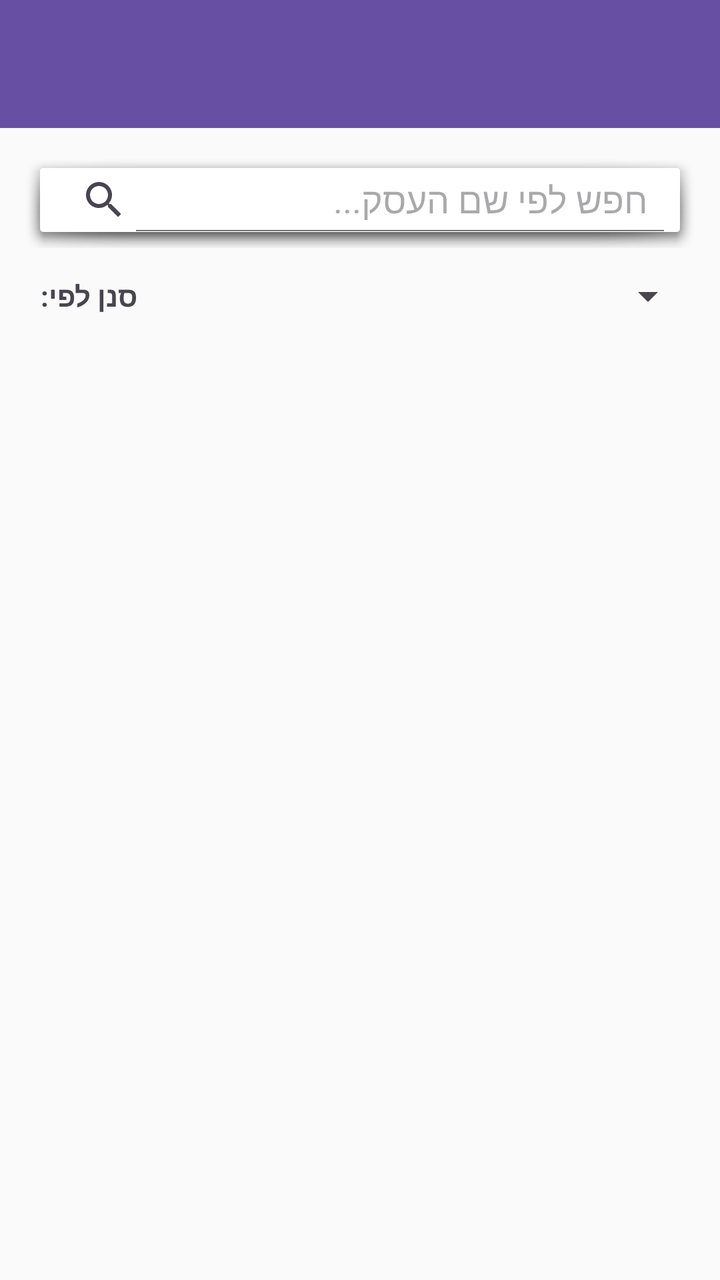
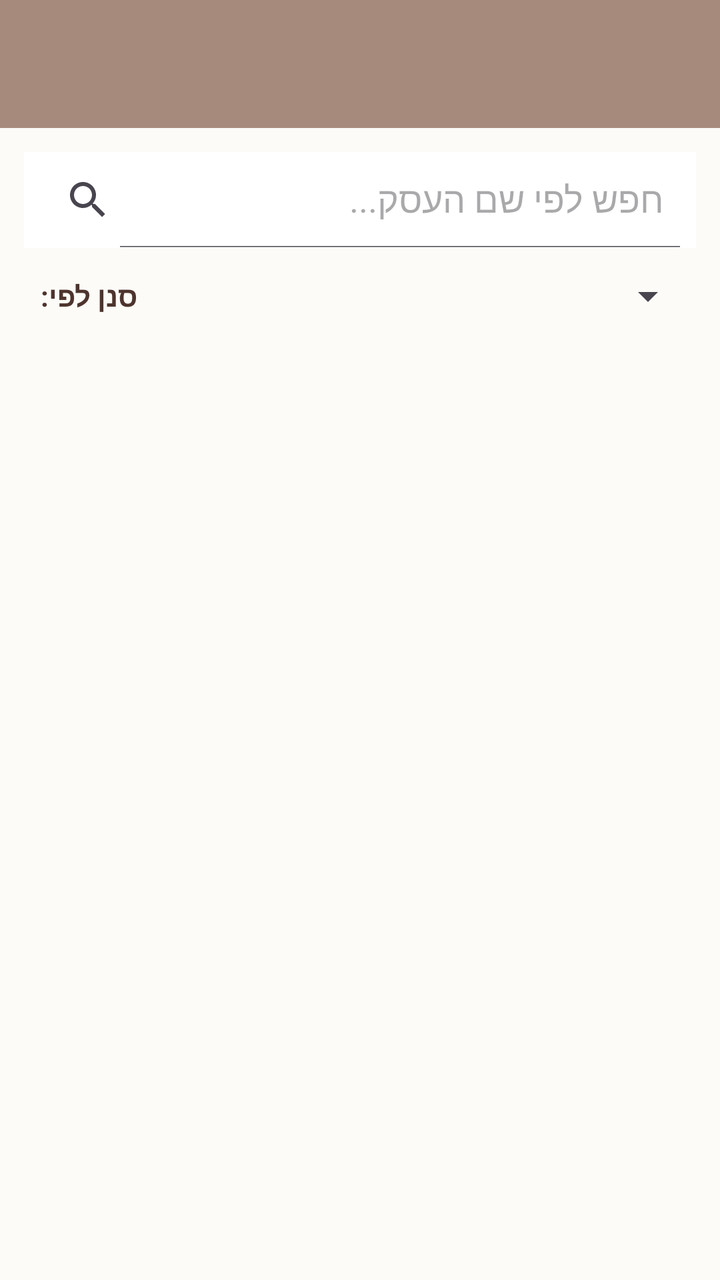

An Android layout rendered at two revisions. The XML below is the earlier revision; the diff shows what the commit changed to produce the second picture.
<!-- AndroidManifest.xml: application theme Theme.MyApplication -->
<!-- res/layout/activity_browse_businesses.xml -->
<?xml version="1.0" encoding="utf-8"?>
<androidx.constraintlayout.widget.ConstraintLayout
    xmlns:android="http://schemas.android.com/apk/res/android"
    xmlns:app="http://schemas.android.com/apk/res-auto"
    xmlns:tools="http://schemas.android.com/tools"
    android:layout_width="match_parent"
    android:layout_height="match_parent"
    android:background="#FAFAFA"
    tools:context=".BrowseBusinessesActivity">

    
    <androidx.appcompat.widget.Toolbar
        android:id="@+id/toolbar"
        android:layout_width="match_parent"
        android:layout_height="?attr/actionBarSize"
        android:background="?attr/colorPrimary"
        android:elevation="4dp"
        android:theme="@style/ThemeOverlay.AppCompat.Dark.ActionBar"
        app:layout_constraintTop_toTopOf="parent" />

    
    <androidx.appcompat.widget.SearchView
        android:id="@+id/searchView"
        android:layout_width="0dp"
        android:layout_height="wrap_content"
        android:layout_margin="12dp"
        android:background="@drawable/abc_popup_background_mtrl_mult"
        app:iconifiedByDefault="false"
        app:queryHint="חפש לפי שם העסק..."
        app:layout_constraintTop_toBottomOf="@id/toolbar"
        app:layout_constraintStart_toStartOf="parent"
        app:layout_constraintEnd_toEndOf="parent" />

    
    <LinearLayout
        android:id="@+id/filterContainer"
        android:layout_width="match_parent"
        android:layout_height="wrap_content"
        android:orientation="horizontal"
        android:gravity="center_vertical"
        android:padding="12dp"
        app:layout_constraintTop_toBottomOf="@id/searchView">

        <TextView
            android:layout_width="wrap_content"
            android:layout_height="wrap_content"
            android:text="סנן לפי:"
            android:textStyle="bold"
            android:layout_marginStart="8dp"/>

        <Spinner
            android:id="@+id/spinnerCategories"
            android:layout_width="match_parent"
            android:layout_height="wrap_content"
            android:layout_marginStart="12dp"/>
    </LinearLayout>

    
    <androidx.recyclerview.widget.RecyclerView
        android:id="@+id/rvBusinesses"
        android:layout_width="0dp"
        android:layout_height="0dp"
        android:padding="8dp"
        android:clipToPadding="false"
        app:layout_constraintTop_toBottomOf="@id/filterContainer"
        app:layout_constraintBottom_toBottomOf="parent"
        app:layout_constraintStart_toStartOf="parent"
        app:layout_constraintEnd_toEndOf="parent" />

    
    <TextView
        android:id="@+id/tvEmptyState"
        android:layout_width="wrap_content"
        android:layout_height="wrap_content"
        android:text="לא נמצאו עסקים תואמים"
        android:visibility="gone"
        android:textSize="18sp"
        android:textColor="#757575"
        app:layout_constraintTop_toTopOf="@id/rvBusinesses"
        app:layout_constraintBottom_toBottomOf="@id/rvBusinesses"
        app:layout_constraintStart_toStartOf="parent"
        app:layout_constraintEnd_toEndOf="parent"/>

</androidx.constraintlayout.widget.ConstraintLayout>
<!-- resources referenced by this layout -->
<resources>
  <style name="Theme.MyApplication" parent="Base.Theme.MyApplication" />
  <style name="Base.Theme.MyApplication" parent="Theme.Material3.DayNight.NoActionBar">
      </style>
</resources>

<!-- the commit's change to res/layout/activity_browse_businesses.xml (unified diff, before → after) -->
@@ -5,33 +5,30 @@
     xmlns:tools="http://schemas.android.com/tools"
     android:layout_width="match_parent"
     android:layout_height="match_parent"
-    android:background="#FAFAFA"
+    android:background="@color/backgroundColor"
     tools:context=".BrowseBusinessesActivity">
 
-    
     <androidx.appcompat.widget.Toolbar
         android:id="@+id/toolbar"
         android:layout_width="match_parent"
         android:layout_height="?attr/actionBarSize"
-        android:background="?attr/colorPrimary"
+        android:background="@color/colorPrimary"
         android:elevation="4dp"
         android:theme="@style/ThemeOverlay.AppCompat.Dark.ActionBar"
         app:layout_constraintTop_toTopOf="parent" />
 
-    
     <androidx.appcompat.widget.SearchView
         android:id="@+id/searchView"
         android:layout_width="0dp"
         android:layout_height="wrap_content"
         android:layout_margin="12dp"
-        android:background="@drawable/abc_popup_background_mtrl_mult"
+        android:background="@color/cardColor"
         app:iconifiedByDefault="false"
         app:queryHint="חפש לפי שם העסק..."
         app:layout_constraintTop_toBottomOf="@id/toolbar"
         app:layout_constraintStart_toStartOf="parent"
         app:layout_constraintEnd_toEndOf="parent" />
 
-    
     <LinearLayout
         android:id="@+id/filterContainer"
         android:layout_width="match_parent"
@@ -45,6 +42,7 @@
             android:layout_width="wrap_content"
             android:layout_height="wrap_content"
             android:text="סנן לפי:"
+            android:textColor="@color/textColor"
             android:textStyle="bold"
             android:layout_marginStart="8dp"/>
 
@@ -55,7 +53,6 @@
             android:layout_marginStart="12dp"/>
     </LinearLayout>
 
-    
     <androidx.recyclerview.widget.RecyclerView
         android:id="@+id/rvBusinesses"
         android:layout_width="0dp"
@@ -67,7 +64,6 @@
         app:layout_constraintStart_toStartOf="parent"
         app:layout_constraintEnd_toEndOf="parent" />
 
-    
     <TextView
         android:id="@+id/tvEmptyState"
         android:layout_width="wrap_content"
@@ -75,7 +71,7 @@
         android:text="לא נמצאו עסקים תואמים"
         android:visibility="gone"
         android:textSize="18sp"
-        android:textColor="#757575"
+        android:textColor="@color/colorPrimaryDark"
         app:layout_constraintTop_toTopOf="@id/rvBusinesses"
         app:layout_constraintBottom_toBottomOf="@id/rvBusinesses"
         app:layout_constraintStart_toStartOf="parent"
<!-- resource entries referenced after the edit -->
@@ -1,5 +1,10 @@
 <!-- resources referenced by this layout -->
 <resources>
+  <color name="backgroundColor">#FDFBF7</color>
+  <color name="cardColor">#FFFFFF</color>
+  <color name="colorPrimary">#A68B7C</color>
+  <color name="colorPrimaryDark">#8D7466</color>
+  <color name="textColor">#4E342E</color>
   <style name="Theme.MyApplication" parent="Base.Theme.MyApplication" />
   <style name="Base.Theme.MyApplication" parent="Theme.Material3.DayNight.NoActionBar">
       </style>
